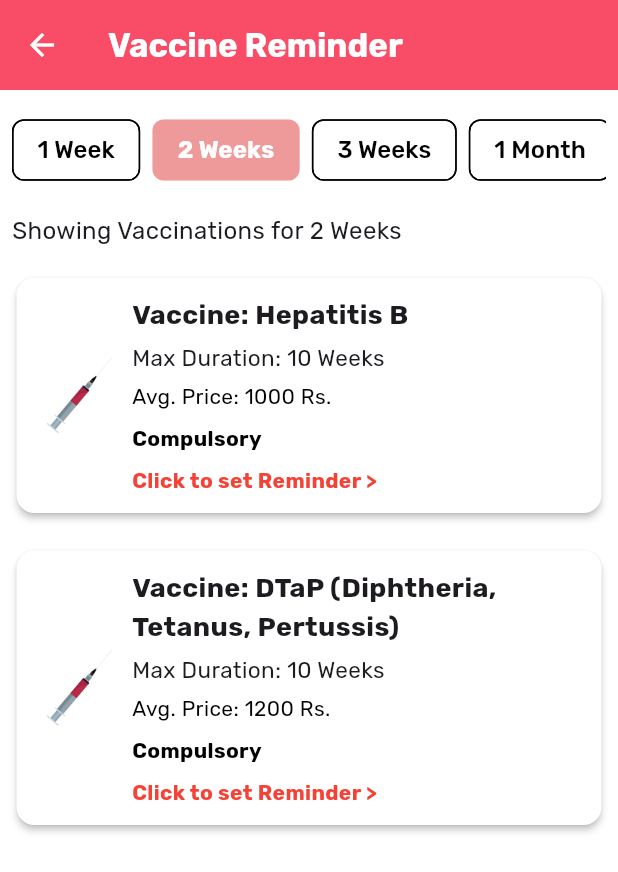
After one commit to adarshnagrikar14/gsc24-garbh, a Flutter app: the VaccineReminder screen opened directly, after a tap on "1 Week", after a tap on "2 Weeks", on a phone screen of 412 x 824 dp. The commit adds this screen. Shown: the top 872 px of the screen. Run offline on Flutter 3.47's test engine with Material 3 defaults, Android fonts, the light colour scheme and no system bars; our stand-ins replace audioplayers, cloud_firestore, firebase_auth, firebase_core, fl_chart, fluttertoast and 7 more; accounts and stored records are empty; network calls fail; project files that could hold a hidden picture were left out.

Commit message:
Vaccine Page Added

```diff
--- /dev/null
+++ b/lib/data/vaccine_data.dart
@@ -0,0 +1,102 @@
+List<Map<String, List<String>>> vaccineDatas = [
+  {
+    "BCG": [
+      "BCG",
+      "1 Dose",
+      "6 Weeks",
+      "500",
+      "Compulsory",
+      "1 Week",
+    ]
+  },
+  {
+    "Hepatitis B": [
+      "Hepatitis B",
+      "1 Dose",
+      "6 Weeks",
+      "1000",
+      "Compulsory",
+      "1 Week",
+    ]
+  },
+  {
+    "OPV (Oral Polio Vaccine)": [
+      "OPV (Oral Polio Vaccine)",
+      "1 Dose",
+      "6 Weeks",
+      "700",
+      "Compulsory",
+      "1 Week",
+    ]
+  },
+  {
+    "Hib (Haemophilus Influenzae type b)": [
+      "Hib (Haemophilus Influenzae type b)",
+      "1 Dose",
+      "6 Weeks",
+      "800",
+      "Compulsory",
+      "1 Week",
+    ]
+  },
+  {
+    "DTaP (Diphtheria, Tetanus, Pertussis)": [
+      "DTaP (Diphtheria, Tetanus, Pertussis)",
+      "1 Dose",
+      "6 Weeks",
+      "1200",
+      "Compulsory",
+      "1 Week",
+    ]
+  },
+  {
+    "PCV (Pneumococcal Conjugate Vaccine)": [
+      "PCV (Pneumococcal Conjugate Vaccine)",
+      "1 Dose",
+      "6 Weeks",
+      "900",
+      "Compulsory",
+      "1 Week",
+    ]
+  },
+  {
+    "Rotavirus": [
+      "Rotavirus",
+      "1 Dose",
+      "6 Weeks",
+      "1500",
+      "Compulsory",
+      "1 Week",
+    ]
+  },
+  {
+    "IPV (Inactivated Polio Vaccine)": [
+      "IPV (Inactivated Polio Vaccine)",
+      "1 Dose",
+      "6 Weeks",
+      "800",
+      "Compulsory",
+      "1 Week",
+    ]
+  },
+  {
+    "Hepatitis B": [
+      "Hepatitis B",
+      "2 Dose",
+      "10 Weeks",
+      "1000",
+      "Compulsory",
+      "2 Weeks",
+    ]
+  },
+  {
+    "DTaP (Diphtheria, Tetanus, Pertussis)": [
+      "DTaP (Diphtheria, Tetanus, Pertussis)",
+      "2 Dose",
+      "10 Weeks",
+      "1200",
+      "Compulsory",
+      "2 Weeks",
+    ]
+  },
+];
--- a/lib/parent_screens/height_child.dart
+++ b/lib/parent_screens/height_child.dart
@@ -157,7 +157,7 @@ class _HeightChartState extends State<HeightChart> {
                             spots: _getRedGraphPoints(),
                             isCurved: true,
                             color: Colors.red,
-                            dotData: FlDotData(show: false),
+                            dotData: const FlDotData(show: false),
                             belowBarData: BarAreaData(show: false),
                             isStrokeCapRound: true,
                             barWidth: 6,
@@ -175,17 +175,18 @@ class _HeightChartState extends State<HeightChart> {
   }
 
   List<FlSpot> _getRedGraphPoints() {
-    // Hardcoded red graph points
-    return [
-      FlSpot(0, 0),
-      FlSpot(1, 49.5),
-      FlSpot(2, 50.8),
-      FlSpot(3, 52.1),
-      FlSpot(4, 54.6),
-      FlSpot(4, 54.6),
-      FlSpot(5, 56.5),
-      FlSpot(6, 58.0),
+    List<FlSpot> flSpot = [
+      const FlSpot(0, 0),
+      const FlSpot(1, 40.0),
+      const FlSpot(2, 50.8),
+      const FlSpot(3, 52.1),
+      const FlSpot(4, 54.6),
+      const FlSpot(4, 54.6),
+      const FlSpot(5, 56.5),
+      const FlSpot(6, 58.0),
     ];
+
+    return flSpot.sublist(0, dataPoints.length);
   }
 
   List<FlSpot> _getHeightFlSpots() {
--- a/lib/parent_screens/home_parent.dart
+++ b/lib/parent_screens/home_parent.dart
@@ -5,6 +5,8 @@ import 'package:garbh/parent_screens/alpha_music_child.dart';
 import 'package:garbh/parent_screens/growth_child.dart';
 import 'package:garbh/parent_screens/height_child.dart';
 import 'package:garbh/parent_screens/lullaby_child.dart';
+import 'package:garbh/parent_screens/medicine_reminder.dart';
+import 'package:garbh/parent_screens/vaccine_reminder.dart';
 import 'package:garbh/parent_screens/weight_child.dart';
 import 'package:garbh/reusables/custom_home_cards.dart';
 import 'package:google_fonts/google_fonts.dart';
@@ -189,20 +191,36 @@ class _HomeScreenParentState extends State<HomeScreenParent> {
                 ),
               ),
               const Gap(20.0),
-              const SingleChildScrollView(
+              SingleChildScrollView(
                 scrollDirection: Axis.horizontal,
                 child: Row(
                   children: [
                     CustomCard(
                       imageName: "medicine.png",
                       text: "Medicines",
+                      onTap: () {
+                        Navigator.push(
+                          context,
+                          MaterialPageRoute(
+                            builder: (context) => const MedicineReminder(),
+                          ),
+                        );
+                      },
                     ),
-                    Gap(12.0),
+                    const Gap(12.0),
                     CustomCard(
                       imageName: "injection.png",
                       text: "Vaccination",
+                      onTap: () {
+                        Navigator.push(
+                          context,
+                          MaterialPageRoute(
+                            builder: (context) => const VaccineReminder(),
+                          ),
+                        );
+                      },
                     ),
-                    Gap(12.0),
+                    const Gap(12.0),
                   ],
                 ),
               ),
--- /dev/null
+++ b/lib/parent_screens/medicine_reminder.dart
@@ -0,0 +1,30 @@
+import 'package:flutter/material.dart';
+
+class MedicineReminder extends StatefulWidget {
+  const MedicineReminder({super.key});
+
+  @override
+  State<MedicineReminder> createState() => _MedicineReminderState();
+}
+
+class _MedicineReminderState extends State<MedicineReminder> {
+  Color redColor = const Color.fromARGB(255, 249, 76, 102);
+
+  @override
+  Widget build(BuildContext context) {
+    return Scaffold(
+      appBar: AppBar(
+        title: const Text(
+          "Medicine Reminder",
+          style: TextStyle(
+            color: Colors.white,
+            fontWeight: FontWeight.bold,
+          ),
+        ),
+        backgroundColor: redColor,
+        toolbarHeight: 60.0,
+        foregroundColor: Colors.white,
+      ),
+    );
+  }
+}
--- /dev/null
+++ b/lib/parent_screens/vaccine_reminder.dart
@@ -0,0 +1,304 @@
+import 'package:flutter/material.dart';
+import 'package:fluttertoast/fluttertoast.dart';
+import 'package:gap/gap.dart';
+import 'package:garbh/data/vaccine_data.dart';
+import 'package:shared_preferences/shared_preferences.dart';
+
+class VaccineReminder extends StatefulWidget {
+  const VaccineReminder({super.key});
+
+  @override
+  State<VaccineReminder> createState() => _VaccineReminderState();
+}
+
+class _VaccineReminderState extends State<VaccineReminder> {
+  Color redColor = const Color.fromARGB(255, 249, 76, 102);
+  String selectedDuration = '1 Week';
+
+  @override
+  Widget build(BuildContext context) {
+    List<Map<String, List<String>>> filteredVaccines = vaccineDatas
+        .where((vaccine) => vaccine.values.first.last == selectedDuration)
+        .toList();
+
+    return Scaffold(
+      appBar: AppBar(
+        title: const Text(
+          "Vaccine Reminder",
+          style: TextStyle(
+            color: Colors.white,
+            fontWeight: FontWeight.bold,
+          ),
+        ),
+        backgroundColor: redColor,
+        toolbarHeight: 60.0,
+        foregroundColor: Colors.white,
+      ),
+      body: SingleChildScrollView(
+        child: Padding(
+          padding: const EdgeInsets.all(8.0),
+          child: Column(
+            crossAxisAlignment: CrossAxisAlignment.start,
+            children: [
+              //
+              SingleChildScrollView(
+                scrollDirection: Axis.horizontal,
+                child: Row(
+                  children: [
+                    buildFilterChip('1 Week'),
+                    buildFilterChip('2 Weeks'),
+                    buildFilterChip('3 Weeks'),
+                    buildFilterChip('1 Month'),
+                    buildFilterChip('2 Month'),
+                    buildFilterChip('3 Month'),
+                    buildFilterChip('4 Month'),
+                    buildFilterChip('5 Month'),
+                    buildFilterChip('1 Year'),
+                  ],
+                ),
+              ),
+
+              //
+              Text(
+                "Showing Vaccinations for $selectedDuration",
+                style: const TextStyle(
+                  fontSize: 16.0,
+                ),
+              ),
+
+              //
+              const Gap(20.0),
+              Column(
+                children: filteredVaccines
+                    .map(
+                      (vaccine) => VaccineCard(
+                        name: vaccine.keys.first,
+                        dosage: vaccine.values.first[1],
+                        maxDate: vaccine.values.first[2],
+                        pricing: vaccine.values.first[3],
+                        tag: vaccine.values.first[4],
+                        duration: vaccine.values.first[5],
+                      ),
+                    )
+                    .toList(),
+              ),
+            ],
+          ),
+        ),
+      ),
+    );
+  }
+
+  Widget buildFilterChip(String duration) {
+    return Padding(
+      padding: const EdgeInsets.only(
+        right: 8.0,
+        top: 8.0,
+        bottom: 18.0,
+      ),
+      child: ChoiceChip(
+        label: Text(
+          duration,
+          style: TextStyle(
+            fontSize: 16,
+            color: selectedDuration == duration ? Colors.white : Colors.black,
+            fontWeight: selectedDuration == duration ? FontWeight.bold : null,
+          ),
+        ),
+        showCheckmark: false,
+        selectedColor: Colors.red.shade200,
+        selected: selectedDuration == duration,
+        onSelected: (selected) {
+          setState(() {
+            if (selected) {
+              selectedDuration = duration;
+            } else {
+              selectedDuration = '';
+            }
+          });
+        },
+      ),
+    );
+  }
+}
+
+class VaccineCard extends StatefulWidget {
+  final String name;
+  final String dosage;
+  final String maxDate;
+  final String pricing;
+  final String tag;
+  final String duration;
+
+  const VaccineCard({
+    super.key,
+    required this.name,
+    required this.dosage,
+    required this.maxDate,
+    required this.pricing,
+    required this.tag,
+    required this.duration,
+  });
+
+  @override
+  State<VaccineCard> createState() => _VaccineCardState();
+}
+
+class _VaccineCardState extends State<VaccineCard> {
+  bool _isTaken = false;
+
+  @override
+  void initState() {
+    super.initState();
+    _loadIsTaken();
+  }
+
+  Future<void> _loadIsTaken() async {
+    bool isTaken = await checkVaccineExists(widget.name);
+    setState(() {
+      _isTaken = isTaken;
+    });
+  }
+
+  Future<bool> checkVaccineExists(String vaccineName) async {
+    SharedPreferences prefs = await SharedPreferences.getInstance();
+    List<String>? markedVaccines = prefs.getStringList('marked_vaccines') ?? [];
+    return markedVaccines.contains(vaccineName);
+  }
+
+  @override
+  Widget build(BuildContext context) {
+    //
+    void markVaccineAsTaken(BuildContext context) async {
+      SharedPreferences prefs = await SharedPreferences.getInstance();
+      List<String>? markedVaccines =
+          prefs.getStringList('marked_vaccines') ?? [];
+      markedVaccines.add(widget.name);
+      prefs.setStringList('marked_vaccines', markedVaccines);
+      Fluttertoast.showToast(msg: "Marked as taken");
+    }
+
+    void showOptionsDialog(BuildContext context) {
+      showDialog(
+        context: context,
+        builder: (BuildContext context) {
+          return AlertDialog(
+            title: Text("Vaccine: ${widget.name}"),
+            actions: [
+              TextButton(
+                onPressed: () {
+                  markVaccineAsTaken(context);
+                  Navigator.of(context).pop();
+                },
+                child: const Text(
+                  "Mark as taken",
+                  style: TextStyle(
+                    fontSize: 16.0,
+                  ),
+                ),
+              ),
+              TextButton(
+                onPressed: () {
+                  Fluttertoast.showToast(msg: 'Set custom reminder');
+                  Navigator.of(context).pop();
+                },
+                child: const Text(
+                  "Set custom reminder",
+                  style: TextStyle(
+                    fontSize: 16.0,
+                  ),
+                ),
+              ),
+            ],
+          );
+        },
+      );
+    }
+
+    return GestureDetector(
+      onTap: () {
+        if (!_isTaken) {
+          showOptionsDialog(context);
+        }
+      },
+      child: Card(
+        elevation: 2.0,
+        margin: const EdgeInsets.only(
+          left: 3.0,
+          right: 3.0,
+          bottom: 25.0,
+        ),
+        child: Container(
+          width: MediaQuery.of(context).size.width,
+          padding: const EdgeInsets.all(
+            12.0,
+          ),
+          // height: 120.0,
+          child: Row(
+            children: [
+              Image.asset(
+                "assets/images/injection.png",
+                width: 60.0,
+                fit: BoxFit.fitHeight,
+              ),
+              const Gap(5.00),
+              Expanded(
+                child: Column(
+                  crossAxisAlignment: CrossAxisAlignment.start,
+                  children: [
+                    Text(
+                      "Vaccine: ${widget.name}",
+                      style: const TextStyle(
+                        fontSize: 18.0,
+                        fontWeight: FontWeight.bold,
+                      ),
+                    ),
+                    const Gap(5.0),
+                    Text(
+                      "Max Duration: ${widget.maxDate}",
+                      style: const TextStyle(
+                        fontSize: 15.0,
+                      ),
+                    ),
+                    const Gap(5.0),
+                    Text(
+                      "Avg. Price: ${widget.pricing} Rs.",
+                      style: const TextStyle(
+                        color: Colors.black,
+                      ),
+                    ),
+                    const Gap(8.0),
+                    Text(
+                      widget.tag,
+                      style: const TextStyle(
+                        color: Colors.black,
+                        fontWeight: FontWeight.bold,
+                      ),
+                    ),
+                    const Gap(8.0),
+                    _isTaken
+                        ? const Text(
+                            "Vaccine Taken",
+                            style: TextStyle(
+                              color: Colors.green,
+                              fontWeight: FontWeight.bold,
+                              fontSize: 16.0,
+                            ),
+                          )
+                        : const Text(
+                            "Click to set Reminder >",
+                            style: TextStyle(
+                              color: Colors.red,
+                              fontWeight: FontWeight.bold,
+                            ),
+                          ),
+                  ],
+                ),
+              ),
+            ],
+          ),
+        ),
+      ),
+    );
+  }
+}
```
